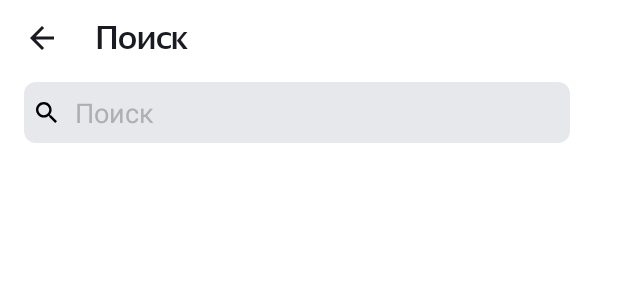
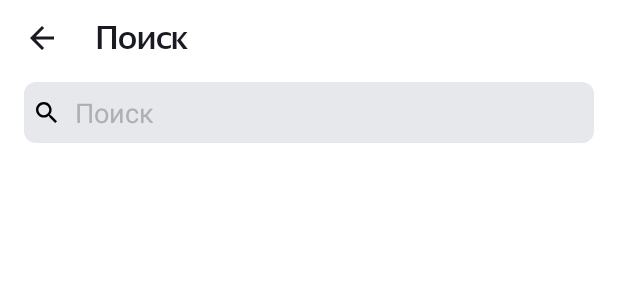
Before and after one commit to gremwiz1/PlayListMaker, an Android app: the layout activity_search.xml on its own in the app's theme, with its tools: preview values and no code run, on a phone screen of 412 x 824 dp. Shown: the top 300 px of the screen. Run offline under Robolectric (Android 15) with nearby library versions, the phone set to English and light mode, and no system bars.

Commit message:
fix margin with demand review

```diff
--- a/app/src/main/res/layout/activity_search.xml
+++ b/app/src/main/res/layout/activity_search.xml
@@ -26,12 +26,10 @@
             android:textSize="@dimen/text_size" />
     </LinearLayout>
 
-    <FrameLayout xmlns:android="http://schemas.android.com/apk/res/android"
-        xmlns:tools="http://schemas.android.com/tools"
+    <FrameLayout
         android:id="@+id/container"
         android:layout_width="match_parent"
         android:layout_height="wrap_content"
-        android:layout_marginRight="@dimen/margin_right_16"
         android:layout_marginBottom="@dimen/margin_bottom_16">
 
         <EditText
```
